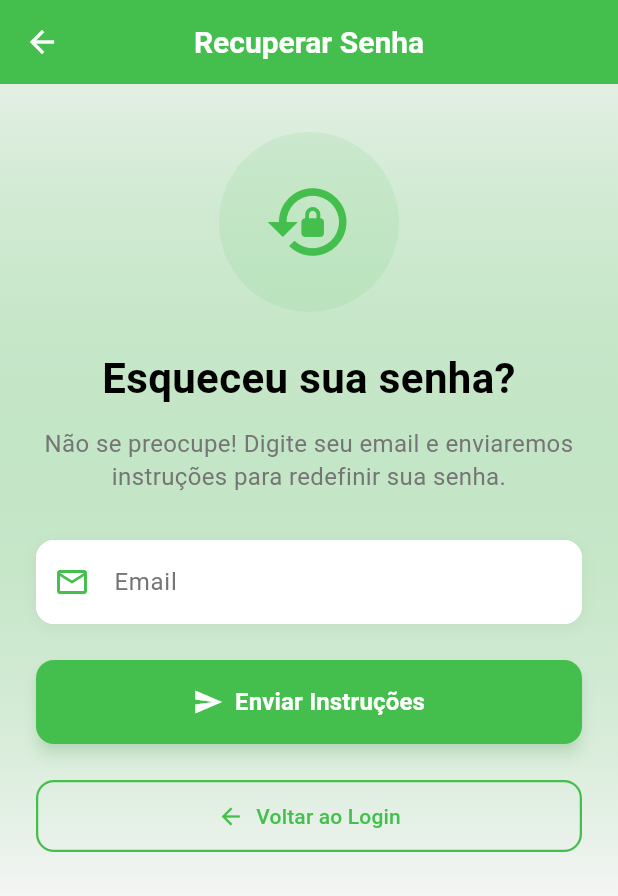
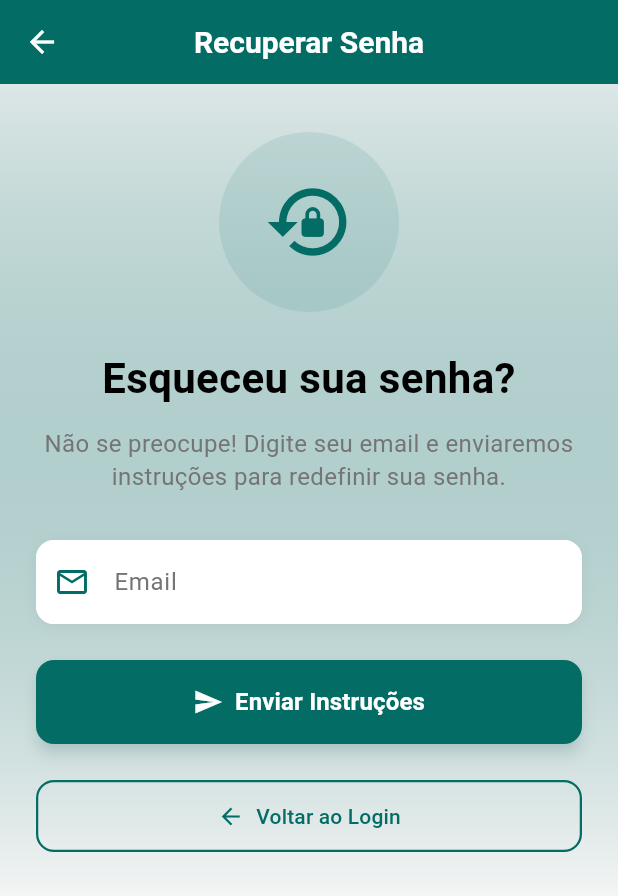
Before and after one commit to ConCidadania/Conexao-Cidadania, a Flutter app: the screen it shows after launch, after a tap on "Fazer Login", after a tap on "Esqueci a senha", on a phone screen of 412 x 824 dp. Shown: the top 896 px of the screen. Run offline on Flutter 3.47's test engine with Material 3 defaults, Android fonts, the phone set to English and light mode, and no system bars; our stand-ins replace cloud_firestore, device_preview, email_validator, firebase_auth, firebase_core, get_it; accounts and stored records are empty.

Commit message:
fix: Consertar pulo de navegação entre telas de cadastro
Ajustar erro de rotas de navegação entre telas de cadastro que causava
um pulo entre as telas 1 e 3, ignorando o segundo passo de cadastro.

ALSO: Reverter cor principal do app para ciano.

```diff
--- a/lib/utils/colors.dart
+++ b/lib/utils/colors.dart
@@ -1,7 +1,9 @@
 import 'package:flutter/material.dart';
 
 class AppColors {
-  static const Color mainGreen = Color(0xFF44BF4D); // RGB(68,191,77)
+  static const Color mainGreen = tealGreen;
+
+  static const Color limeGreen = Color(0xFF44BF4D); // RGB(68,191,77)
   static const Color darkGreen = Color(0xFF238F3E); // RGB(35,143,62)
   static const Color tealGreen = Color(0xFF036C65); // RGB(3,108,101)
   static const Color blueGreen = Color(0xFF22858E); // RGB(34,133,142)
@@ -10,4 +12,5 @@ class AppColors {
   static const Color blackColor = Color(0xFF000000); // RGB(0,0,0)
   static const Color mediumGrey = Color(0xFF757575);
   static const Color lightGrey = Color(0xFFF5F5F5);
+  static const Color bluishGrey = Color(0xFFB2DFDB); // RGB(35,143,62)
 }
--- a/lib/view/styled_login_view.dart
+++ b/lib/view/styled_login_view.dart
@@ -255,7 +255,7 @@ class _LoginViewState extends State<LoginView> {
                   SizedBox(height: 24.0),
 
                   // Login Button
-                  Container(
+                  SizedBox(
                     height: 56,
                     child: ElevatedButton(
                       style: ElevatedButton.styleFrom(
@@ -293,7 +293,7 @@ class _LoginViewState extends State<LoginView> {
                   Row(
                     children: [
                       Expanded(
-                        child: Container(
+                        child: SizedBox(
                           height: 48,
                           child: OutlinedButton(
                             style: OutlinedButton.styleFrom(
@@ -319,11 +319,11 @@ class _LoginViewState extends State<LoginView> {
                       ),
                       SizedBox(width: 12.0),
                       Expanded(
-                        child: Container(
+                        child: SizedBox(
                           height: 48,
                           child: TextButton(
                             style: TextButton.styleFrom(
-                              foregroundColor: AppColors.darkGreen,
+                              foregroundColor: AppColors.mainGreen,
                               shape: RoundedRectangleBorder(
                                 borderRadius: BorderRadius.circular(12.0),
                               ),
--- a/lib/view/styled_manage_lawsuit_view.dart
+++ b/lib/view/styled_manage_lawsuit_view.dart
@@ -65,6 +65,7 @@ class _ManageLawsuitViewState extends State<ManageLawsuitView> {
     }
   }
 
+  // ignore: unused_element
   Color _getLawsuitColor(String type) {
     switch (type) {
       case 'REMEDIO_ALTO_CUSTO':
--- a/lib/view/styled_recover_password_view.dart
+++ b/lib/view/styled_recover_password_view.dart
@@ -197,7 +197,7 @@ class _RecoverPasswordViewState extends State<RecoverPasswordView> {
         SizedBox(height: 24.0),
 
         // Send Email Button
-        Container(
+        SizedBox(
           height: 56,
           child: ElevatedButton(
             style: ElevatedButton.styleFrom(
@@ -239,7 +239,7 @@ class _RecoverPasswordViewState extends State<RecoverPasswordView> {
         SizedBox(height: 24.0),
 
         // Back to Login Button
-        Container(
+        SizedBox(
           height: 48,
           child: OutlinedButton(
             style: OutlinedButton.styleFrom(
--- a/lib/view/styled_register_auth_info_view.dart
+++ b/lib/view/styled_register_auth_info_view.dart
@@ -41,6 +41,7 @@ class _RegisterAuthInfoViewState extends State<RegisterAuthInfoView> {
     super.dispose();
   }
 
+  // ignore: unused_element
   String _formatPhoneNumber(String phone) {
     // Remove all non-digits
     String digits = phone.replaceAll(RegExp(r'\D'), '');
@@ -575,13 +576,13 @@ class _RegisterAuthInfoViewState extends State<RegisterAuthInfoView> {
   }
 
   Widget _buildGoogleSignInButton() {
-    return Container(
+    return SizedBox(
       height: 56,
       child: OutlinedButton.icon(
         onPressed: () {
           _showComingSoonDialog();
         },
-        icon: Container(
+        icon: SizedBox(
           width: 24,
           height: 24,
           child: Icon(Icons.g_mobiledata, color: AppColors.redColor, size: 24),
--- a/lib/view/styled_register_personal_info1_view.dart
+++ b/lib/view/styled_register_personal_info1_view.dart
@@ -623,7 +623,7 @@ class _RegisterPersonalInfo1ViewState extends State<RegisterPersonalInfo1View> {
       try {
         ctrl.updatePersonalInfo1(
             firstName, lastName, profession, gender, civilStatus);
-        Navigator.pushNamed(context, 'registerAddress');
+        Navigator.pushNamed(context, 'registerPersonal2');
       } catch (e) {
         // Error handling is likely done in the controller
       } finally {
--- a/lib/view/styled_register_personal_info2_view.dart
+++ b/lib/view/styled_register_personal_info2_view.dart
@@ -650,7 +650,7 @@ class _RegisterPersonalInfo2ViewState extends State<RegisterPersonalInfo2View> {
       try {
         ctrl.updatePersonalInfo2(
             formatDate(dateOfBirth!), rg, cpf, nationality, naturality);
-        Navigator.pushNamed(context, 'registerAuth');
+        Navigator.pushNamed(context, 'registerAddress');
       } catch (e) {
         // Error handling is likely done in the controller
       } finally {
--- a/pubspec.yaml
+++ b/pubspec.yaml
@@ -18,7 +18,7 @@ dependencies:
   cloud_firestore: ^5.6.12
   firebase_storage: ^12.4.6
   image_picker: ^1.0.4
-  intl: ^0.20.2
+  intl: ^0.19.0
 
 dev_dependencies:
   flutter_test:
```
Also changed, not shown: pubspec.lock.
